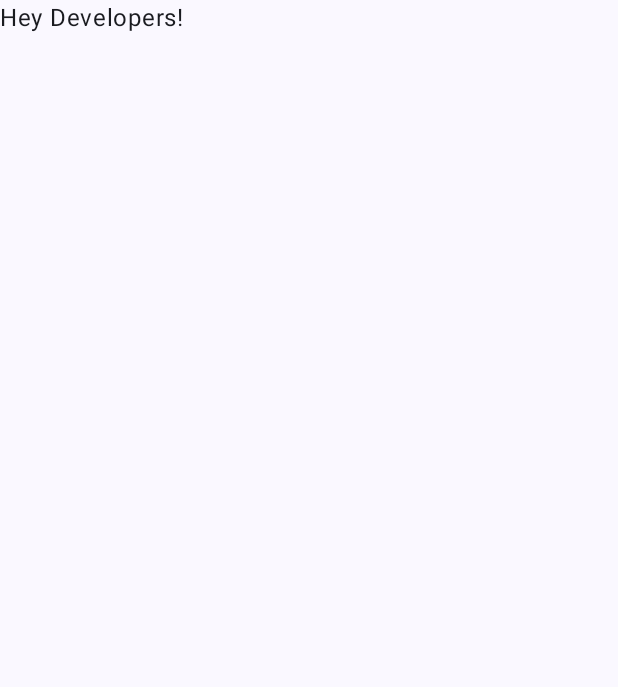
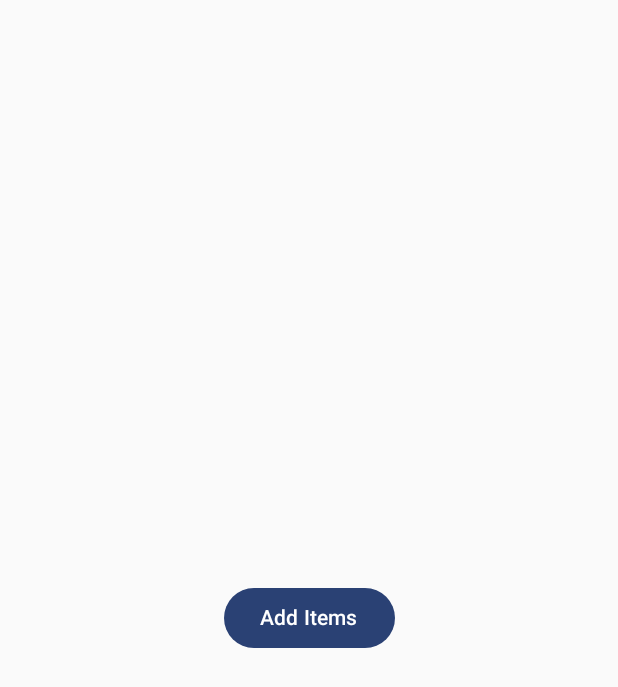
Before and after one commit to PrinceNand/Shopping-List-Kotlin, an Android app built with Jetpack Compose: the screen it shows after launch (MainActivity), on a phone screen of 412 x 824 dp. Before the commit the part shown is almost empty. Shown: the top 687 px of the screen. Run offline under Robolectric (Android 15) with nearby library versions, the phone set to English and light mode, and no system bars.

Commit message:
Shop-List: 2.Creating Column and Button

```diff
--- a/app/src/main/java/com/project/shoppinglistkotlin/MainActivity.kt
+++ b/app/src/main/java/com/project/shoppinglistkotlin/MainActivity.kt
@@ -1,15 +1,23 @@
 package com.project.shoppinglistkotlin
 
 import android.os.Bundle
+import android.widget.Toast
 import androidx.activity.ComponentActivity
 import androidx.activity.compose.setContent
 import androidx.activity.enableEdgeToEdge
+import androidx.compose.foundation.layout.Arrangement
+import androidx.compose.foundation.layout.Column
 import androidx.compose.foundation.layout.fillMaxSize
 import androidx.compose.foundation.layout.padding
+import androidx.compose.material3.Button
+import androidx.compose.material3.MaterialTheme
 import androidx.compose.material3.Scaffold
+import androidx.compose.material3.Surface
 import androidx.compose.material3.Text
 import androidx.compose.runtime.Composable
+import androidx.compose.ui.Alignment
 import androidx.compose.ui.Modifier
+import androidx.compose.ui.platform.LocalContext
 import androidx.compose.ui.tooling.preview.Preview
 import com.project.shoppinglistkotlin.ui.theme.ShoppingListKotlinTheme
 
@@ -19,29 +27,18 @@ class MainActivity : ComponentActivity() {
         enableEdgeToEdge()
         setContent {
             ShoppingListKotlinTheme {
-                Scaffold(modifier = Modifier.fillMaxSize()) { innerPadding ->
-                    Greeting(
-                        name = "Hey Developers",
-                        modifier = Modifier.padding(innerPadding)
-                    )
+                Column(
+                    modifier = Modifier.fillMaxSize(),
+                    verticalArrangement = Arrangement.Center
+                ) {
+                    val context = LocalContext.current
+                    Button(
+                        onClick = { Toast.makeText(context, "Add Items", Toast.LENGTH_SHORT).show() },
+                        modifier = Modifier.align(Alignment.CenterHorizontally)) {
+                        Text(text = "Add Items")
+                    }
                 }
             }
         }
     }
 }
-
-@Composable
-fun Greeting(name: String, modifier: Modifier = Modifier) {
-    Text(
-        text = "$name!",
-        modifier = modifier
-    )
-}
-
-@Preview(showBackground = true)
-@Composable
-fun GreetingPreview() {
-    ShoppingListKotlinTheme {
-        Greeting("Android")
-    }
-}
```
